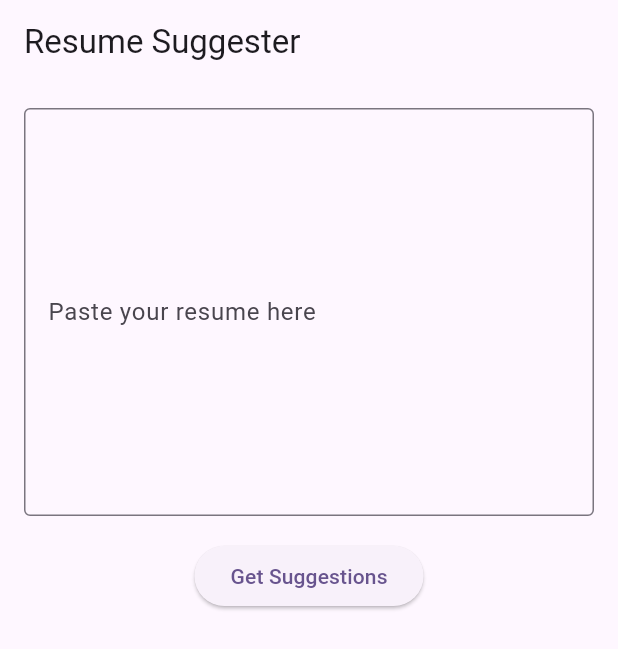
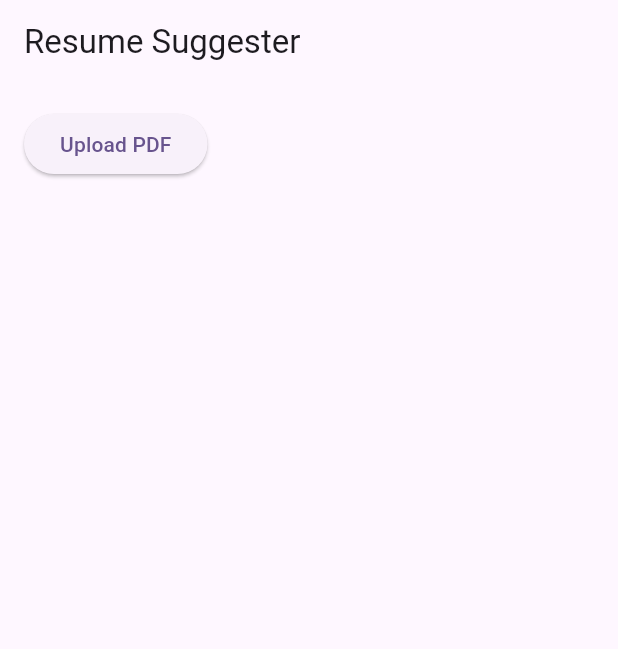
Before and after one commit to AsifShaikh97/resume_suggester, a Flutter app: the screen it shows after launch, on a phone screen of 412 x 824 dp. Shown: the top 649 px of the screen. Run offline on Flutter 3.47's test engine with Material 3 defaults, Android fonts, the phone set to English and light mode, and no system bars; our stand-ins replace file_picker, fluttertoast.

Commit message:
improved UI

```diff
--- a/lib/screens/home_screen.dart
+++ b/lib/screens/home_screen.dart
@@ -1,4 +1,6 @@
 import 'package:flutter/material.dart';
+import 'package:file_picker/file_picker.dart';
+import 'package:fluttertoast/fluttertoast.dart';
 
 class HomeScreen extends StatefulWidget {
   const HomeScreen({super.key});
@@ -10,9 +12,36 @@ class HomeScreen extends StatefulWidget {
 class _HomeScreenState extends State<HomeScreen> {
   final TextEditingController _resumeController = TextEditingController();
   String? _suggestion;
+  String? _pdfFileName;
+  bool _pdfUploaded = false;
+
+  Future<void> _pickPdf() async {
+    final result = await FilePicker.platform.pickFiles(type: FileType.custom, allowedExtensions: ['pdf']);
+    if (result != null && result.files.single.bytes != null) {
+      setState(() {
+        _pdfFileName = result.files.single.name;
+        _pdfUploaded = true;
+        _resumeController.text = '''Lorem ipsum dolor sit amet,
+consectetur adipiscing elit.
+Sed do eiusmod tempor incididunt ut labore et dolore magna aliqua.
+Ut enim ad minim veniam,
+quis nostrud exercitation ullamco laboris nisi ut aliquip ex ea commodo consequat.''';
+      });
+      Fluttertoast.showToast(
+        msg: "${result.files.single.name} uploaded successfully",
+        toastLength: Toast.LENGTH_SHORT,
+        gravity: ToastGravity.BOTTOM,
+        backgroundColor: Colors.white,
+        textColor: Colors.black,
+        fontSize: 16.0,
+        webBgColor: "linear-gradient(to right, #ffffff, #e0e0e0)",
+        webPosition: "center",
+        timeInSecForIosWeb: 2,
+      );
+    }
+  }
 
   void _getSuggestions() {
-    // Mock suggestion logic
     setState(() {
       if (_resumeController.text.trim().isEmpty) {
         _suggestion = 'Please paste your resume text above.';
@@ -30,12 +59,41 @@ class _HomeScreenState extends State<HomeScreen> {
         padding: const EdgeInsets.all(16.0),
         child: Column(
           children: [
-            TextField(
+            Row(
+              children: [
+                ElevatedButton(
+                  onPressed: _pickPdf,
+                  child: const Text('Upload PDF'),
+                ),
+                const SizedBox(width: 16),
+              ],
+            ),
+            if (_pdfFileName != null) ...[
+              const SizedBox(height: 12),
+              Row(
+                children: [
+                  const Icon(Icons.picture_as_pdf, color: Colors.red),
+                  const SizedBox(width: 8),
+                  Expanded(
+                    child: Text(
+                      _pdfFileName!,
+                      style: const TextStyle(fontWeight: FontWeight.w500),
+                      overflow: TextOverflow.ellipsis,
+                    ),
+                  ),
+                ],
+              ),
+            ],
+            const SizedBox(height: 16),
+            if (_pdfUploaded) ...[
+              Expanded(
+                child: TextField(
                   controller: _resumeController,
                   maxLines: 10,
                   decoration: const InputDecoration(
                     border: OutlineInputBorder(),
-                labelText: 'Paste your resume here',
+                    labelText: 'Resume suggestions will appear here',
+                  ),
                 ),
               ),
               const SizedBox(height: 16),
@@ -43,6 +101,7 @@ class _HomeScreenState extends State<HomeScreen> {
                 onPressed: _getSuggestions,
                 child: const Text('Get Suggestions'),
               ),
+            ],
             const SizedBox(height: 24),
             if (_suggestion != null)
               Card(
--- a/pubspec.yaml
+++ b/pubspec.yaml
@@ -22,6 +22,10 @@ dev_dependencies:
 
   flutter_lints: ^5.0.0
   flutter_bloc: ^8.1.3
+  file_picker: ^10.1.9
+  pdf_text:
+  path_provider: ^2.0.14
+  fluttertoast:
 
 flutter:
 
```
Also changed, not shown: pubspec.lock, 1 other file. Lines whose indentation alone changed are shown as unchanged.
